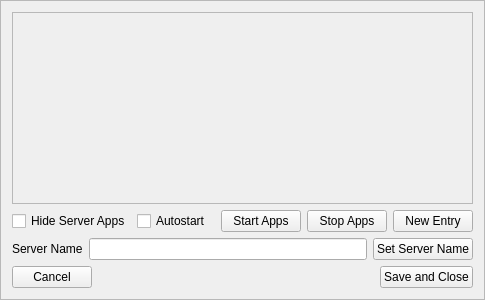
Before: the Qt Designer form mqt/MqtBase/tconfigframe.ui in zsteva/backup-minos2, drawn with Qt 5.
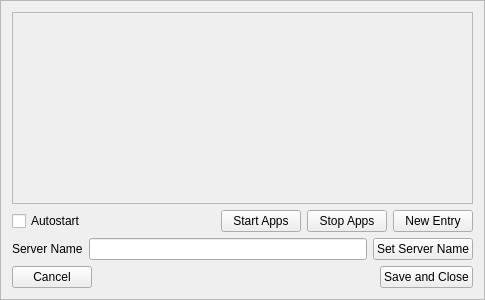
After: the same form once the commit is applied.

Commit message: Make "hide" a per app setting

Diff of the .ui file:
```diff
--- a/mqt/MqtBase/tconfigframe.ui
+++ b/mqt/MqtBase/tconfigframe.ui
@@ -39,13 +39,6 @@
    </item>
    <item>
     <layout class="QHBoxLayout" name="horizontalLayout_3">
-     <item>
-      <widget class="QCheckBox" name="HideCheckBox">
-       <property name="text">
-        <string>Hide Server Apps</string>
-       </property>
-      </widget>
-     </item>
      <item>
       <widget class="QCheckBox" name="autoStartCheckBox">
        <property name="text">
@@ -53,6 +46,19 @@
        </property>
       </widget>
      </item>
+     <item>
+      <spacer name="horizontalSpacer_2">
+       <property name="orientation">
+        <enum>Qt::Horizontal</enum>
+       </property>
+       <property name="sizeHint" stdset="0">
+        <size>
+         <width>40</width>
+         <height>20</height>
+        </size>
+       </property>
+      </spacer>
+     </item>
      <item>
       <widget class="QPushButton" name="StartButton">
        <property name="text">
```
The commit also changes 9 other files.
